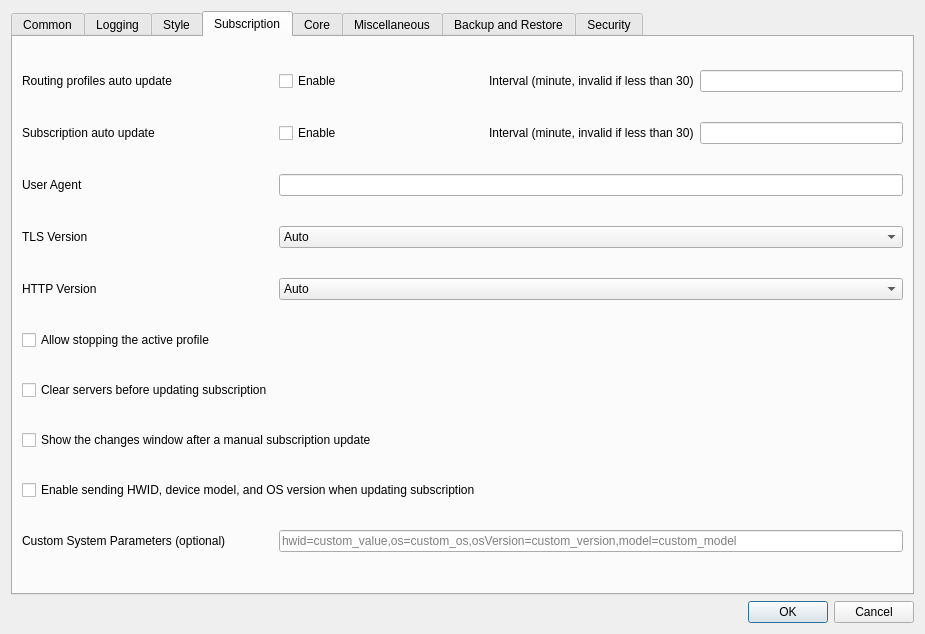
Above: include/ui/setting/dialog_basic_settings.ui from throneproj/Throne before the change. Below: the same form after it.
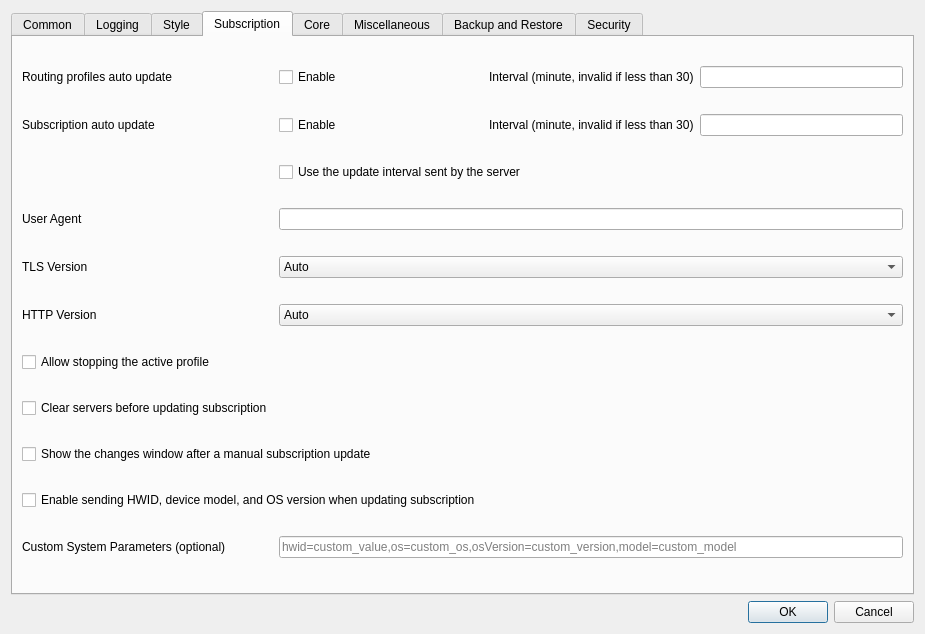
That is the form after the change. The open tabs and pages were chosen to show the change. Custom widgets are drawn as their Qt base class.

```diff
--- a/include/ui/setting/dialog_basic_settings.ui
+++ b/include/ui/setting/dialog_basic_settings.ui
@@ -855,21 +855,21 @@
        <string>Subscription</string>
       </attribute>
       <layout class="QGridLayout" name="gridLayout_7">
-       <item row="9" column="1">
+       <item row="10" column="1">
         <widget class="QLineEdit" name="sub_custom_hwid_params">
          <property name="placeholderText">
           <string>hwid=custom_value,os=custom_os,osVersion=custom_version,model=custom_model</string>
          </property>
         </widget>
        </item>
-       <item row="6" column="0">
+       <item row="7" column="0">
         <widget class="QCheckBox" name="sub_clear">
          <property name="text">
           <string>Clear servers before updating subscription</string>
          </property>
         </widget>
        </item>
-       <item row="7" column="0" colspan="2">
+       <item row="8" column="0" colspan="2">
         <widget class="QCheckBox" name="sub_show_change_popup">
          <property name="toolTip">
           <string>&lt;html&gt;&lt;head/&gt;&lt;body&gt;&lt;p&gt;When enabled, a window listing added / updated / deleted profiles is shown after a manual subscription update. The same information is always written to the log.&lt;/p&gt;&lt;/body&gt;&lt;/html&gt;</string>
@@ -879,7 +879,7 @@
          </property>
         </widget>
        </item>
-       <item row="2" column="1">
+       <item row="3" column="1">
         <widget class="MyLineEdit" name="user_agent"/>
        </item>
        <item row="1" column="0">
@@ -929,7 +929,17 @@
          </item>
         </layout>
        </item>
-       <item row="8" column="0" colspan="2">
+       <item row="2" column="1">
+        <widget class="QCheckBox" name="sub_respect_server_interval">
+         <property name="toolTip">
+          <string>Subscriptions whose server sends an update interval (profile-update-interval) follow it; the interval above applies when a server sends none. Groups can override this in their Advanced settings.</string>
+         </property>
+         <property name="text">
+          <string>Use the update interval sent by the server</string>
+         </property>
+        </widget>
+       </item>
+       <item row="9" column="0" colspan="2">
         <widget class="QCheckBox" name="sub_send_hwid">
          <property name="toolTip">
           <string>&lt;html&gt;&lt;head/&gt;&lt;body&gt;&lt;p&gt;HWID=%1&lt;/p&gt;&lt;p&gt;OS=%2&lt;/p&gt;&lt;p&gt;OS Version=%3&lt;/p&gt;&lt;p&gt;Model=%4&lt;/p&gt;&lt;/body&gt;&lt;/html&gt;</string>
@@ -939,7 +949,7 @@
          </property>
         </widget>
        </item>
-       <item row="9" column="0">
+       <item row="10" column="0">
         <widget class="QLabel" name="label_custom_hwid_params">
          <property name="toolTip">
           <string>&lt;html&gt;&lt;head/&gt;&lt;body&gt;&lt;p&gt;Format: hwid=value,os=value,osVersion=value,model=value&lt;/p&gt;&lt;p&gt;Leave empty to use default values. Only specify the parameters you want to override.&lt;/p&gt;&lt;/body&gt;&lt;/html&gt;</string>
@@ -949,7 +959,7 @@
          </property>
         </widget>
        </item>
-       <item row="5" column="0">
+       <item row="6" column="0">
         <widget class="QCheckBox" name="allow_stopping_active_profile">
          <property name="toolTip">
           <string>&lt;html&gt;&lt;head/&gt;&lt;body&gt;&lt;p&gt;When enabled, If the currently active profile needs to be removed, it will be stopped and removed, otherwise it will not be removed at all&lt;/p&gt;&lt;/body&gt;&lt;/html&gt;</string>
@@ -959,14 +969,14 @@
          </property>
         </widget>
        </item>
-       <item row="2" column="0">
+       <item row="3" column="0">
         <widget class="QLabel" name="label_4">
          <property name="text">
           <string>User Agent</string>
          </property>
         </widget>
        </item>
-       <item row="3" column="0">
+       <item row="4" column="0">
         <widget class="QLabel" name="sub_tls_version_l">
          <property name="toolTip">
           <string>TLS versions offered when fetching subscriptions. Some servers answer the default handshake with a CAPTCHA or a block page; TLS 1.2 often gets through.</string>
@@ -976,7 +986,7 @@
          </property>
         </widget>
        </item>
-       <item row="3" column="1">
+       <item row="4" column="1">
         <widget class="QComboBox" name="sub_tls_version">
          <item>
           <property name="text">
@@ -995,7 +1005,7 @@
          </item>
         </widget>
        </item>
-       <item row="4" column="0">
+       <item row="5" column="0">
         <widget class="QLabel" name="sub_http_version_l">
          <property name="toolTip">
           <string>Auto uses HTTP/2 when the server offers it.</string>
@@ -1005,7 +1015,7 @@
          </property>
         </widget>
        </item>
-       <item row="4" column="1">
+       <item row="5" column="1">
         <widget class="QComboBox" name="sub_http_version">
          <item>
           <property name="text">
```
